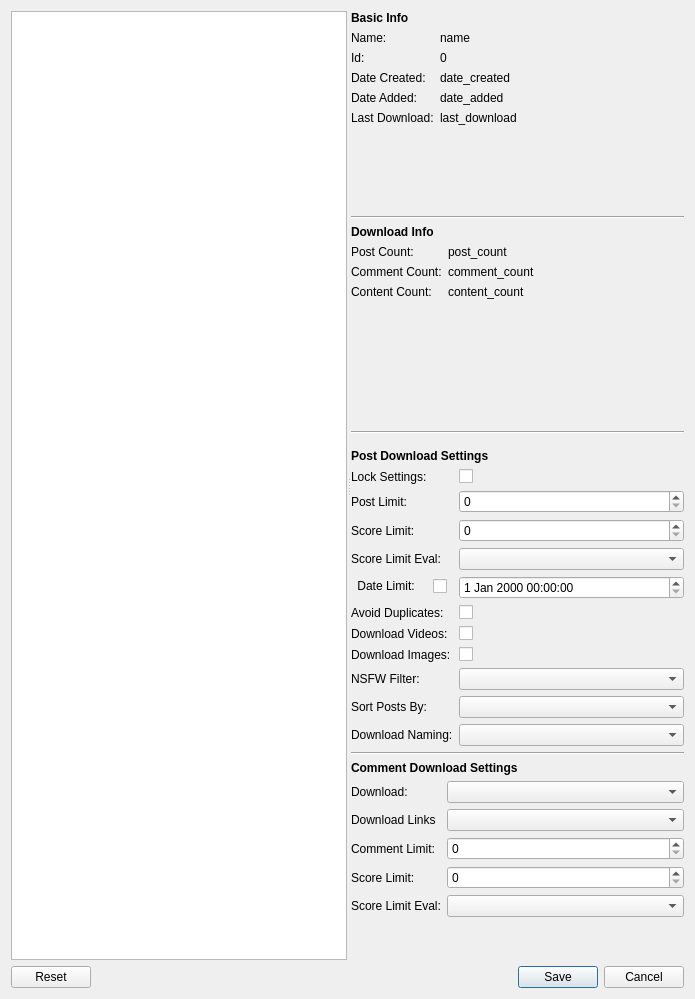
Qt form DownloaderForReddit/GUI_Resources/RedditObjectSettingsDialog.ui (MalloyDelacroix/DownloaderForReddit) before a commit.
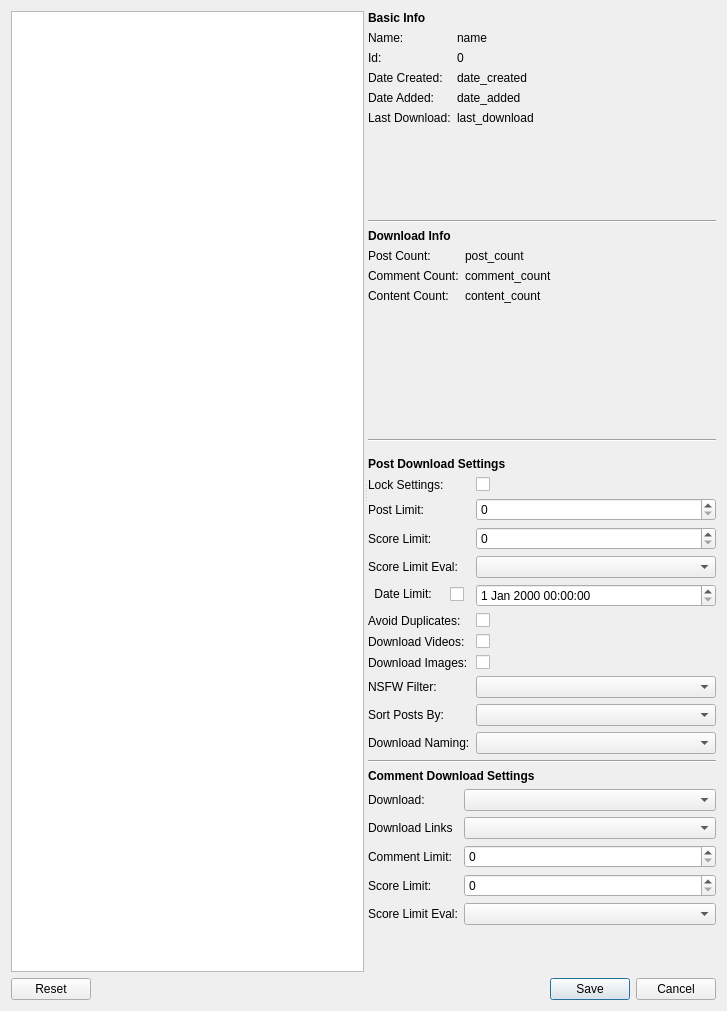
The same form after that commit.

Commit message: Convert new RedditObjectSettingsDialog to QDialog instead of QWidget

The edit to the form file:
```diff
--- a/DownloaderForReddit/GUI_Resources/RedditObjectSettingsDialog.ui
+++ b/DownloaderForReddit/GUI_Resources/RedditObjectSettingsDialog.ui
@@ -1,13 +1,13 @@
 <?xml version="1.0" encoding="UTF-8"?>
 <ui version="4.0">
  <class>RedditObjectSettingsDialog</class>
- <widget class="QWidget" name="RedditObjectSettingsDialog">
+ <widget class="QDialog" name="RedditObjectSettingsDialog">
   <property name="geometry">
    <rect>
     <x>0</x>
     <y>0</y>
-    <width>695</width>
-    <height>999</height>
+    <width>727</width>
+    <height>1011</height>
    </rect>
   </property>
   <property name="windowTitle">
@@ -22,7 +22,7 @@
         <enum>Qt::Horizontal</enum>
        </property>
        <widget class="QListView" name="reddit_objects_list_view"/>
-       <widget class="QWidget" name="">
+       <widget class="QWidget" name="layoutWidget_2">
         <layout class="QVBoxLayout" name="verticalLayout">
          <item>
           <layout class="QFormLayout" name="info_form">
```
The commit also changes 1 other file.
